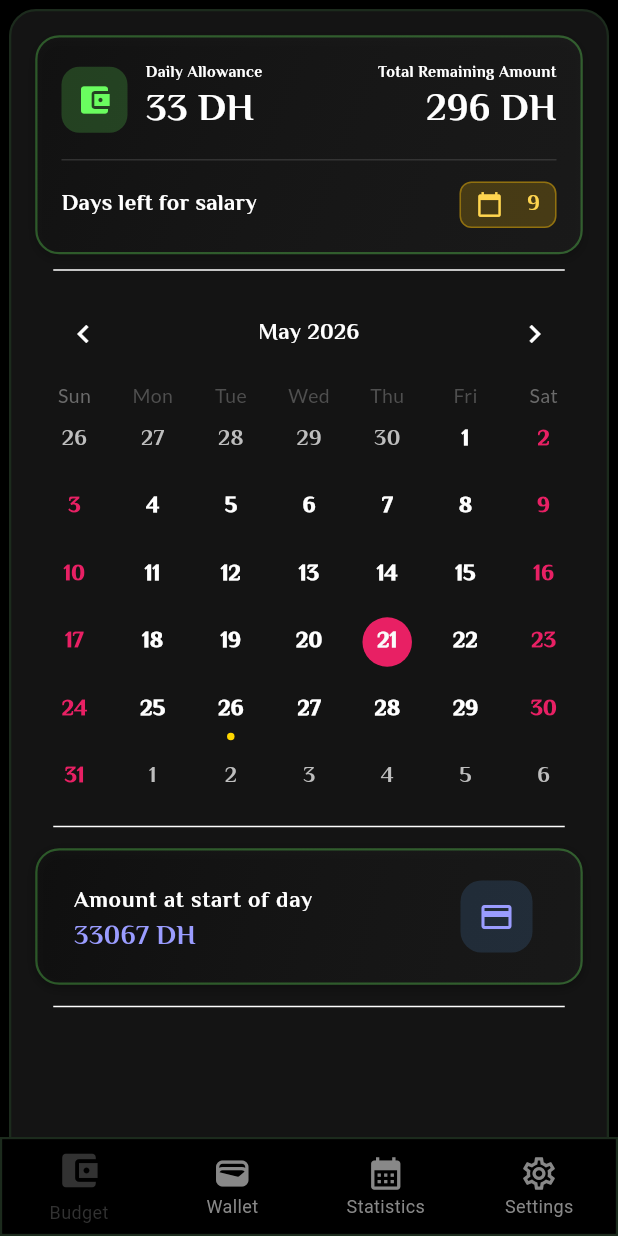
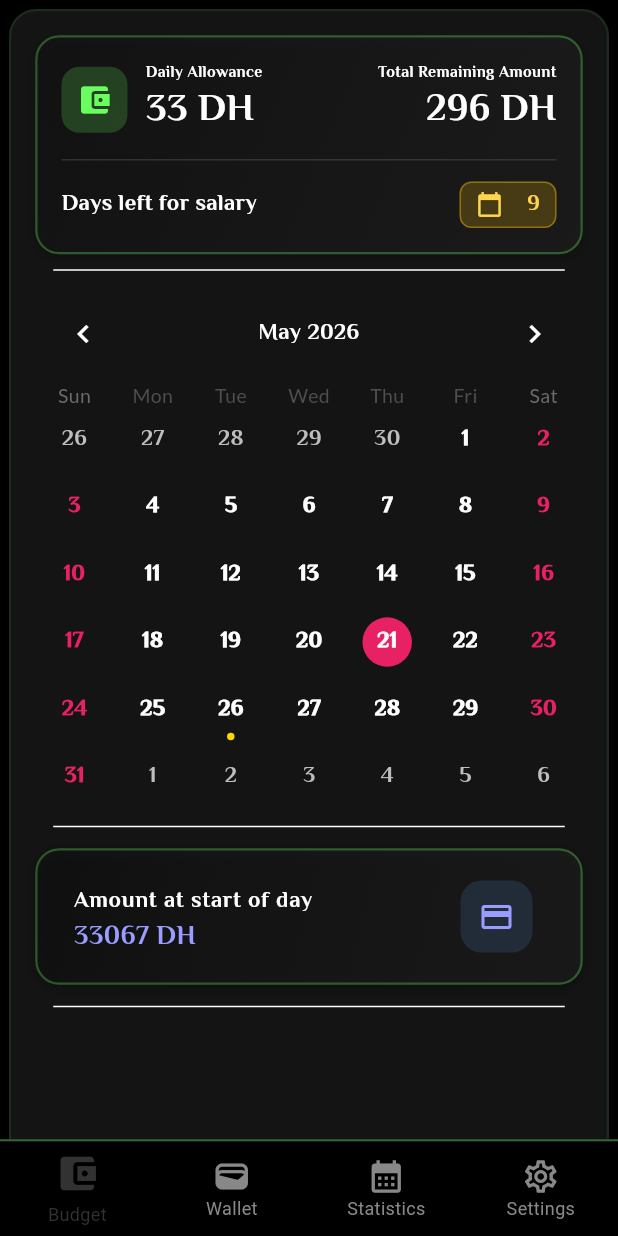
Before and after one commit to mohammed-nor/Budget_It, a Flutter app: the screen it shows after launch, on a phone screen of 412 x 824 dp. Run offline on Flutter 3.47's test engine with Material 3 defaults, Android fonts, the phone set to English and light mode, and no system bars; drawn by our look-alikes of table_calendar; our stand-ins replace flutter_local_notifications, flutter_markdown, get, google_fonts, hijri, hive and 7 more; missing offline and left inert: shared_preferences_web; accounts and stored records are empty.

```diff
--- a/lib/screens/home.dart
+++ b/lib/screens/home.dart
@@ -108,9 +108,11 @@ class _MyhomeState extends State<Myhome> {
                       offset: const Offset(0, -6),
                     ),
                   ], */
-                  border: Border.all(
-                    color: Colors.green.withOpacity(0.15),
-                    width: 1.5,
+                  border: Border(
+                    top: BorderSide(
+                      color: Colors.green.withOpacity(0.55),
+                      width: 1.5,
+                    ),
                   ),
                 ),
                 child: BottomNavigationBar(
--- a/pubspec.yaml
+++ b/pubspec.yaml
@@ -16,7 +16,7 @@ publish_to: 'none' # Remove this line if you wish to publish to pub.dev
 # https://developer.apple.com/library/archive/documentation/General/Reference/InfoPlistKeyReference/Articles/CoreFoundationKeys.html
 # In Windows, build-name is used as the major, minor, and patch parts
 # of the product and file versions while build-number is used as the build suffix.
-version: 1.0.0+23
+version: 1.0.0+24
 
 
 environment:
@@ -62,6 +62,8 @@ dependencies:
     sdk: flutter
   share_plus: ^13.1.0
   upgrader: ^13.2.0
+
+
 
 dev_dependencies:
   flutter_test:
```
Also changed, not shown: 2 other files.
